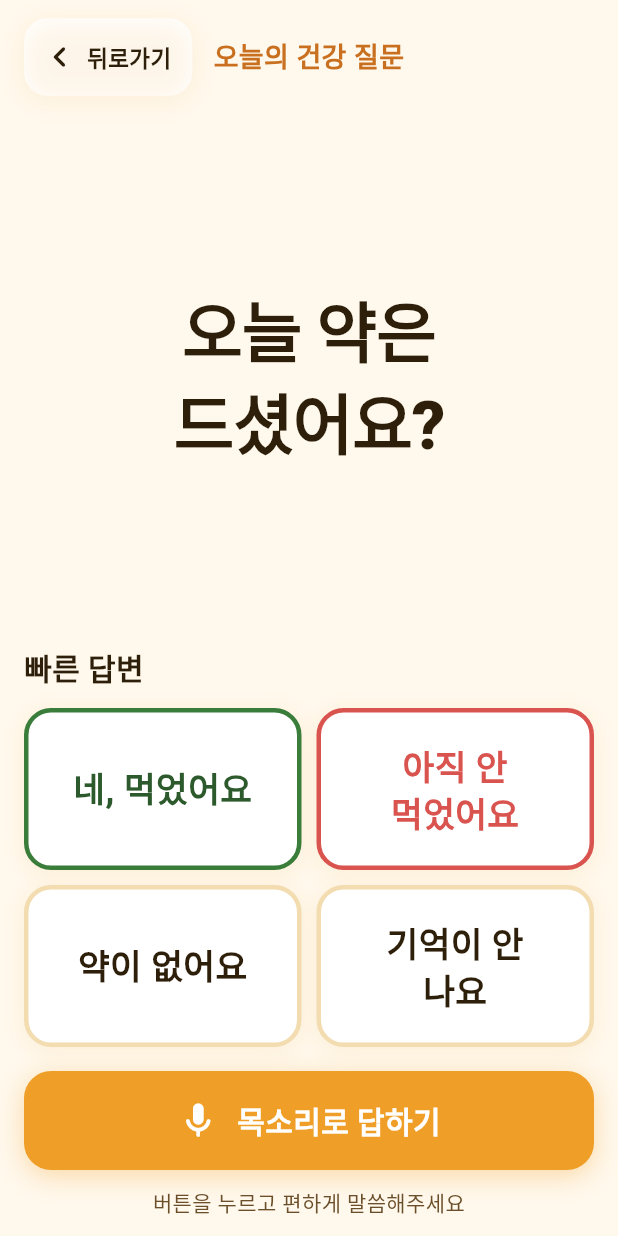
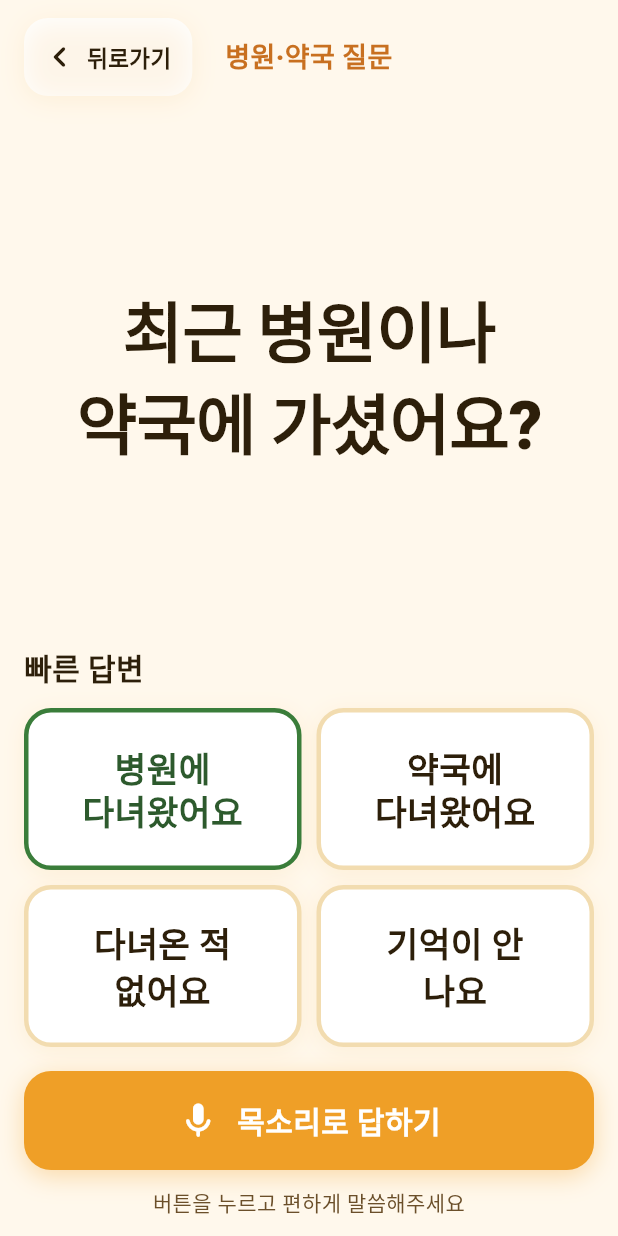
Before and after one commit to CloudComputing-KHU/FE, a Flutter app: the ParentHealthQuestScreen screen opened directly, on a phone screen of 412 x 824 dp. Run offline on Flutter 3.47's test engine with Material 3 defaults, Android fonts, the phone set to English and light mode, and no system bars; our stand-ins replace audioplayers, dio, firebase_core, firebase_messaging, fl_chart, flutter_local_notifications and 5 more; missing offline and left inert: dart:html, record; accounts and stored records are empty; network calls fail.

Commit message:
치매 발화 분석용 질문 문구 개선

```diff
--- a/lib/core/data/mock_itda_data.dart
+++ b/lib/core/data/mock_itda_data.dart
@@ -20,9 +20,9 @@ class MockItdaData {
 
   /// 부모 홈 상단 인사 이름.
   static const String parentWelcomeName = '영자';
-  static const String parentHomeQuestQuestion = '오늘 약은\n드셨어요?';
-  static const String parentHomeQuestQuestionMeal = '오늘 식사는\n잘 하셨어요?';
-  static const String parentHomeQuestQuestionMood = '오늘 기분은\n어떠세요?';
+  static const String parentHomeQuestQuestion = '최근 병원이나\n약국에 가셨어요?';
+  static const String parentHomeQuestQuestionMeal = '오늘 아침이나\n점심은요?';
+  static const String parentHomeQuestQuestionMood = '이번 주 계획이\n있으세요?';
 
   /// 자녀 대시보드 상단 인사 한 줄.
   static const String dashboardGreetingLine =
@@ -86,8 +86,8 @@ class MockItdaData {
   ];
 
   static const List<DashboardTodayQuest> dashboardTodayQuests = [
-    DashboardTodayQuest(q: '오늘 약 드셨어요?', positive: true),
-    DashboardTodayQuest(q: '아침 식사 하셨어요?', positive: true),
+    DashboardTodayQuest(q: '병원이나 약국에 가셨어요?', positive: true),
+    DashboardTodayQuest(q: '아침이나 점심은 드셨어요?', positive: true),
     DashboardTodayQuest(q: '어제 잘 주무셨어요?', positive: false),
   ];
 
--- a/lib/features/parent/home/presentation/parent_health_quest_screen.dart
+++ b/lib/features/parent/home/presentation/parent_health_quest_screen.dart
@@ -98,10 +98,10 @@ class ParentHealthQuestScreen extends ConsumerWidget {
       case 1:
         return '오늘의 식사 질문';
       case 2:
-        return '오늘의 기분 질문';
+        return '이번 주 계획 질문';
       case 0:
       default:
-        return '오늘의 건강 질문';
+        return '병원·약국 질문';
     }
   }
 
@@ -109,11 +109,11 @@ class ParentHealthQuestScreen extends ConsumerWidget {
   static String _fallbackQuestionText(int step) {
     switch (step) {
       case 1:
-        return '오늘 식사는\n잘 하셨어요?';
+        return '오늘 아침이나\n점심은요?';
       case 2:
-        return '오늘 기분은\n어떠세요?';
+        return '이번 주 계획이\n있으세요?';
       default:
-        return '오늘 약은\n드셨어요?';
+        return '최근 병원이나\n약국에 가셨어요?';
     }
   }
 
@@ -479,22 +479,22 @@ List<_QuestQuickSpec> _quickSpecsForStep(int step) {
     case 1:
       return const [
         _QuestQuickSpec(
-          summary: '네, 잘 먹었어요',
-          label: '네, 잘\n먹었어요',
+          summary: '잘 챙겨 먹었어요',
+          label: '잘 챙겨\n먹었어요',
           borderColor: _greenBorder,
           textColor: _greenText,
+        ),
+        _QuestQuickSpec(
+          summary: '간단히 먹었어요',
+          label: '간단히\n먹었어요',
+          borderColor: ItdaColors.border,
+          textColor: _pText,
         ),
         _QuestQuickSpec(
           summary: '아직 안 먹었어요',
           label: '아직 안\n먹었어요',
           borderColor: ItdaColors.danger,
           textColor: ItdaColors.danger,
-        ),
-        _QuestQuickSpec(
-          summary: '간단히 먹었어요',
-          label: '간단히\n먹었어요',
-          borderColor: ItdaColors.border,
-          textColor: _pText,
         ),
         _QuestQuickSpec(
           summary: '기억이 안 나요',
@@ -506,48 +506,48 @@ List<_QuestQuickSpec> _quickSpecsForStep(int step) {
     case 2:
       return const [
         _QuestQuickSpec(
-          summary: '좋아요',
-          label: '좋아요',
+          summary: '기대되는 일이 있어요',
+          label: '기대되는\n일이 있어요',
           borderColor: _greenBorder,
           textColor: _greenText,
         ),
         _QuestQuickSpec(
-          summary: '괜찮아요',
-          label: '괜찮아요',
+          summary: '해야 할 일이 있어요',
+          label: '해야 할\n일이 있어요',
           borderColor: ItdaColors.border,
           textColor: _pText,
         ),
         _QuestQuickSpec(
-          summary: '좀 피곤해요',
-          label: '좀\n피곤해요',
+          summary: '특별한 일 없어요',
+          label: '특별한 일\n없어요',
           borderColor: ItdaColors.border,
           textColor: _pText,
         ),
         _QuestQuickSpec(
-          summary: '안 좋아요',
-          label: '안 좋아요',
-          borderColor: ItdaColors.danger,
-          textColor: ItdaColors.danger,
+          summary: '기억이 안 나요',
+          label: '기억이 안\n나요',
+          borderColor: ItdaColors.border,
+          textColor: _pText,
         ),
       ];
     case 0:
     default:
       return const [
         _QuestQuickSpec(
-          summary: '네, 먹었어요',
-          label: '네, 먹었어요',
+          summary: '병원에 다녀왔어요',
+          label: '병원에\n다녀왔어요',
           borderColor: _greenBorder,
           textColor: _greenText,
         ),
         _QuestQuickSpec(
-          summary: '아직 안 먹었어요',
-          label: '아직 안\n먹었어요',
-          borderColor: ItdaColors.danger,
-          textColor: ItdaColors.danger,
+          summary: '약국에 다녀왔어요',
+          label: '약국에\n다녀왔어요',
+          borderColor: ItdaColors.border,
+          textColor: _pText,
         ),
         _QuestQuickSpec(
-          summary: '약이 없어요',
-          label: '약이 없어요',
+          summary: '다녀온 적 없어요',
+          label: '다녀온 적\n없어요',
           borderColor: ItdaColors.border,
           textColor: _pText,
         ),
```
